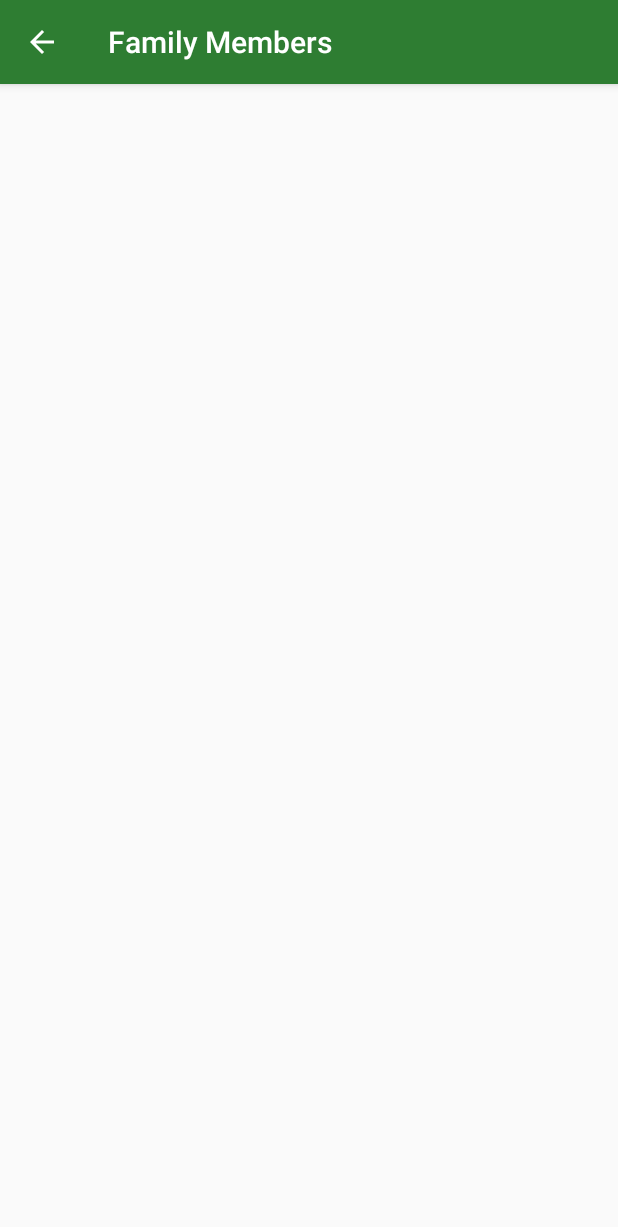
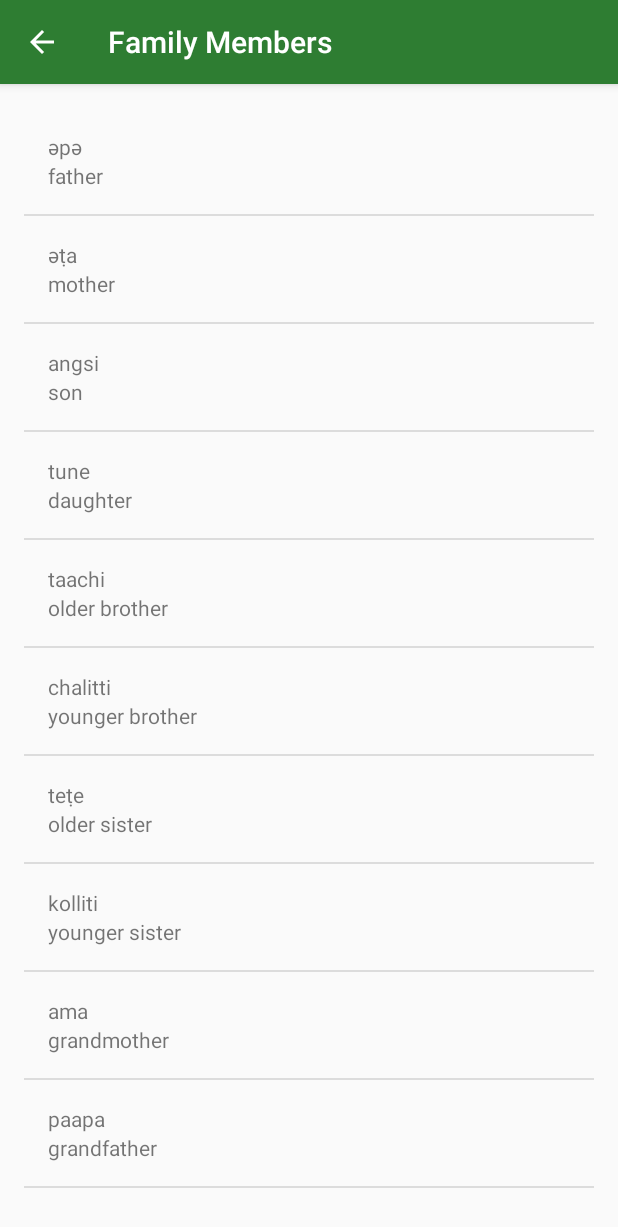
Before and after one commit to toufeeqahamedns/MyFirstProject, an Android app: the FamilyActivity screen opened directly, with no data from a screen before it, on a phone screen of 412 x 824 dp. Shown: the top 1227 px of the screen. Run offline under Robolectric (Android 15) with nearby library versions, the phone set to English and light mode, and no system bars.

Commit message:
Adds Views to all the remaining activities with the view defined in word_list.xml

```diff
--- a/app/src/main/java/com/example/toufeeqahamed/myfirstproject/FamilyActivity.java
+++ b/app/src/main/java/com/example/toufeeqahamed/myfirstproject/FamilyActivity.java
@@ -1,6 +1,41 @@
 package com.example.toufeeqahamed.myfirstproject;
 
 import android.support.v7.app.AppCompatActivity;
+import android.os.Bundle;
+import android.widget.ListView;
+
+import java.util.ArrayList;
 
 public class FamilyActivity extends AppCompatActivity {
+    @Override
+    protected void onCreate(Bundle savedInstanceState) {
+        super.onCreate(savedInstanceState);
+        setContentView(R.layout.word_list);
+
+        // Create a list of words
+        ArrayList<Word> words = new ArrayList<Word>();
+        words.add(new Word("father", "әpә"));
+        words.add(new Word("mother", "әṭa"));
+        words.add(new Word("son", "angsi"));
+        words.add(new Word("daughter", "tune"));
+        words.add(new Word("older brother", "taachi"));
+        words.add(new Word("younger brother", "chalitti"));
+        words.add(new Word("older sister", "teṭe"));
+        words.add(new Word("younger sister", "kolliti"));
+        words.add(new Word("grandmother ", "ama"));
+        words.add(new Word("grandfather", "paapa"));
+
+        // Create an {@link WordAdapter}, whose data source is a list of {@link Word}s. The
+        // adapter knows how to create list items for each item in the list.
+        WordAdapter adapter = new WordAdapter(this, words);
+
+        // Find the {@link ListView} object in the view hierarchy of the {@link Activity}.
+        // There should be a {@link ListView} with the view ID called list, which is declared in the
+        // word_list.xml layout file.
+        ListView listView = (ListView) findViewById(R.id.list);
+
+        // Make the {@link ListView} use the {@link WordAdapter} we created above, so that the
+        // {@link ListView} will display list items for each {@link Word} in the list.
+        listView.setAdapter(adapter);
+    }
 }
--- a/app/src/main/java/com/example/toufeeqahamed/myfirstproject/NumbersActivity.java
+++ b/app/src/main/java/com/example/toufeeqahamed/myfirstproject/NumbersActivity.java
@@ -3,7 +3,6 @@
 import android.os.Bundle;
 import android.support.annotation.Nullable;
 import android.support.v7.app.AppCompatActivity;
-import android.widget.ArrayAdapter;
 import android.widget.ListView;
 
 import java.util.ArrayList;
@@ -12,7 +11,7 @@
     @Override
     protected void onCreate(@Nullable Bundle savedInstanceState) {
         super.onCreate(savedInstanceState);
-        setContentView(R.layout.numbers_activity);
+        setContentView(R.layout.word_list);
 
         //Create a list of words
         ArrayList<Word> words = new ArrayList<Word>();
@@ -35,7 +34,7 @@
         // Find the {@link ListView} object in the view hierarchy of the {@link Activity}.
         // There should be a {@link ListView} with the view ID called list, which is declared in the
         // word_list.xml layout file.
-        ListView listView = (ListView) findViewById(R.id.rootView);
+        ListView listView = (ListView) findViewById(R.id.list);
 
         // Make the {@link ListView} use the {@link WordAdapter} we created above, so that the
         // {@link ListView} will display list items for each {@link Word} in the list.
--- a/app/src/main/res/layout/numbers_activity.xml
+++ b/app/src/main/res/layout/word_list.xml
@@ -1,7 +1,7 @@
 <?xml version="1.0" encoding="utf-8"?>
 <ListView
     xmlns:android="http://schemas.android.com/apk/res/android"
-    android:id="@+id/rootView"
+    android:id="@+id/list"
     android:orientation="vertical"
     android:layout_width="match_parent"
     android:layout_height="match_parent"
```
Also changed, not shown: app/src/main/java/com/example/toufeeqahamed/myfirstproject/ColorsActivity.java (+33 -0 lines), app/src/main/java/com/example/toufeeqahamed/myfirstproject/PhrasesActivity.java (+35 -0 lines).
